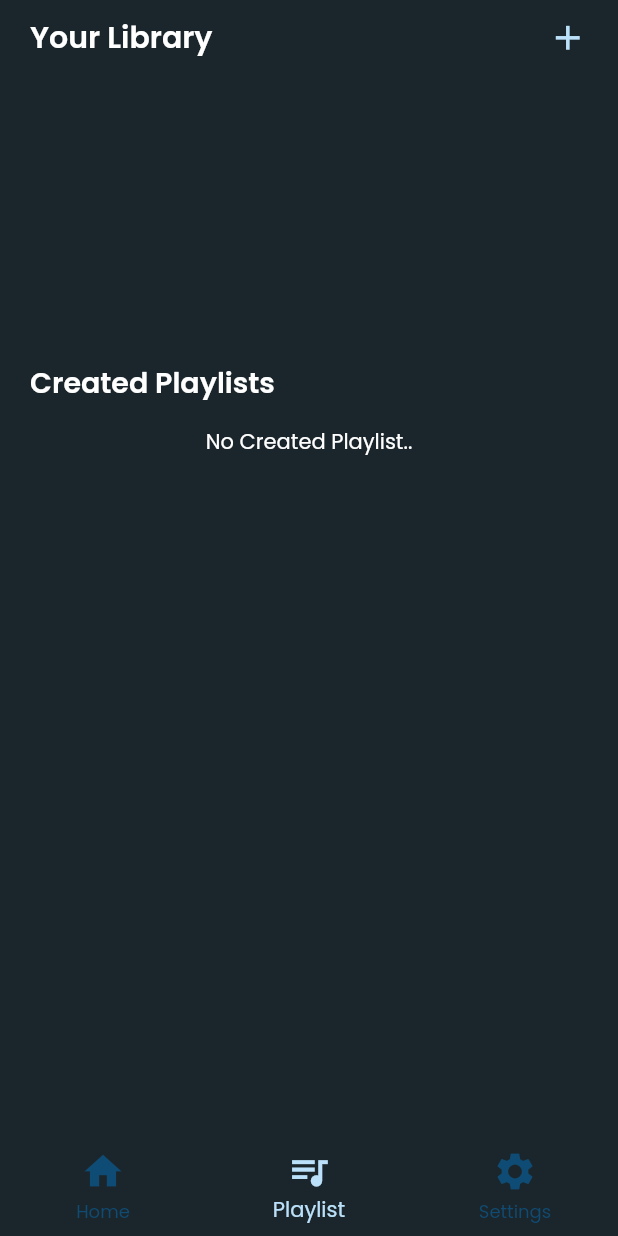
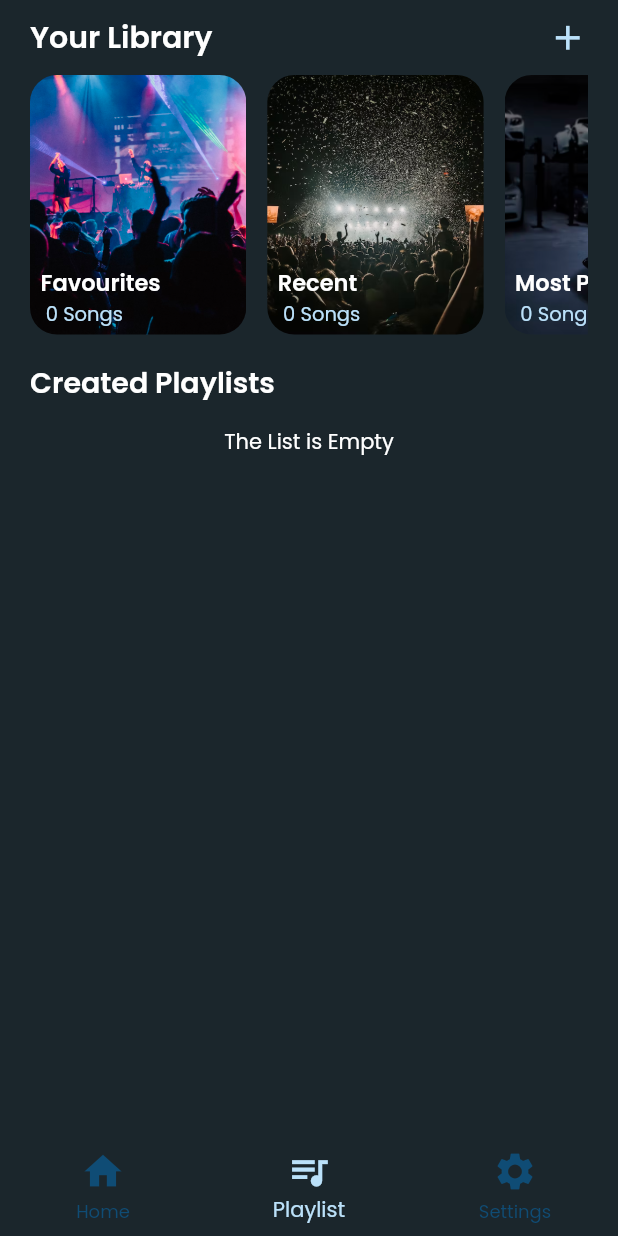
Before and after one commit to Akmal4410/Music-Player-Bloc, a Flutter app: the screen it shows after launch, item 2 of the bottom bar chosen, on a phone screen of 412 x 824 dp. Run offline on Flutter 3.47's test engine with Material 2 defaults, Android fonts, the phone set to English and light mode, and no system bars; our stand-ins replace assets_audio_player, audio_video_progress_bar, bloc, flutter_bloc, flutter_html, freezed_annotation and 6 more; accounts and stored records are empty.

Commit message:
user playlist finished

```diff
--- a/lib/presentations/alert_functions.dart
+++ b/lib/presentations/alert_functions.dart
@@ -229,6 +229,9 @@ showPlaylistDeleteAlert({required BuildContext context, required String key}) {
               onPressed: () async {
                 await playlistBox.delete(key);
                 Navigator.pop(ctx);
+                BlocProvider.of<ScreenCreatedPlaylistBloc>(context).add(
+                  const GetPlaylistListNames(),
+                );
               },
               child: const Text(
                 'OK',
--- a/lib/presentations/screens/screen_created_playlist/screen_created_playlist.dart
+++ b/lib/presentations/screens/screen_created_playlist/screen_created_playlist.dart
@@ -183,6 +183,10 @@ class ScreenCreatedPlaylist extends StatelessWidget {
                         ),
                       );
 
+                      BlocProvider.of<ScreenCreatedPlaylistBloc>(context).add(
+                        const GetPlaylistListNames(),
+                      );
+
                       Navigator.pop(context);
                     }
                   },
--- a/lib/presentations/screens/screen_favourite/screen_favourite.dart
+++ b/lib/presentations/screens/screen_favourite/screen_favourite.dart
@@ -92,8 +92,6 @@ class ScreenFavourites extends StatelessWidget {
   }
 
   showClearAlert({required BuildContext context, required String key}) {
-    final playlistBox = getPlaylistBox();
-
     return showDialog(
         context: context,
         builder: (ctx) {
@@ -126,9 +124,7 @@ class ScreenFavourites extends StatelessWidget {
               TextButton(
                 onPressed: () async {
                   List<Songs> dbSongs = songBox.values.toList().cast<Songs>();
-
                   await songBox.clear();
-
                   for (var item in dbSongs) {
                     Songs song = Songs(
                       id: item.id,
@@ -140,6 +136,12 @@ class ScreenFavourites extends StatelessWidget {
                     await songBox.put(song.id, song);
                   }
                   await playlistBox.put(playlistName, []);
+                  BlocProvider.of<FavRecentMostBloc>(context).add(
+                    const GetPlaylistLength(),
+                  );
+                  BlocProvider.of<FavRecentMostBloc>(context).add(
+                    const GetSongsList(),
+                  );
                   Navigator.pop(ctx);
                 },
                 child: const Text(
--- a/lib/presentations/screens/screen_home/screen_home.dart
+++ b/lib/presentations/screens/screen_home/screen_home.dart
@@ -96,8 +96,7 @@ class ScreenHome extends StatelessWidget {
                                 ? state.favSongListlength
                                 : (playlistName == 'Recent')
                                     ? state.recentListLength
-                                  : state.mostListLength,
-                        );
+                                    : state.mostListLength);
                       },
                     );
                   },
--- a/lib/presentations/screens/screen_playlist/screen_playlist.dart
+++ b/lib/presentations/screens/screen_playlist/screen_playlist.dart
@@ -1,5 +1,8 @@
 import 'package:flutter/material.dart';
+import 'package:flutter_bloc/flutter_bloc.dart';
 import 'package:hive_flutter/hive_flutter.dart';
+import 'package:music_player/application/fav_recent_most/fav_recent_most_bloc.dart';
+import 'package:music_player/application/screen_created_playlist/screen_created_playlist_bloc.dart';
 import 'package:music_player/domain/models/db_functions/db_function.dart';
 import 'package:music_player/domain/models/songs.dart';
 import 'package:music_player/presentations/alert_functions.dart';
@@ -9,12 +12,16 @@ import 'package:music_player/presentations/widgets/created_playlist.dart';
 import 'package:music_player/presentations/widgets/custom_playlist.dart';
 
 class ScreenPlaylist extends StatelessWidget {
+  Box<List> playlistBox = getPlaylistBox();
   ScreenPlaylist({super.key});
-
-  Box<List> playlistBox = getPlaylistBox();
 
   @override
   Widget build(BuildContext context) {
+    WidgetsBinding.instance.addPostFrameCallback((_) {
+      BlocProvider.of<ScreenCreatedPlaylistBloc>(context).add(
+        const GetPlaylistListNames(),
+      );
+    });
     final screenHeight = MediaQuery.of(context).size.height;
     return Column(
       crossAxisAlignment: CrossAxisAlignment.start,
@@ -48,22 +55,29 @@ class ScreenPlaylist extends StatelessWidget {
                 margin: const EdgeInsets.symmetric(vertical: 10.0),
                 height: screenHeight * 0.22,
                 width: double.infinity,
-                child: ListView(
-                  scrollDirection: Axis.horizontal,
-                  children: const [
-                    // CustomPlayList(
-                    //   playlistImage: 'assets/images/favourites.png',
-                    //   playlistName: 'Favourites',
-                    // ),
-                    // CustomPlayList(
-                    //   playlistImage: 'assets/images/recent.png',
-                    //   playlistName: 'Recent',
-                    // ),
-                    // CustomPlayList(
-                    //   playlistImage: 'assets/images/mostPlayed.png',
-                    //   playlistName: 'Most Played',
-                    // ),
-                  ],
+                child: BlocBuilder<FavRecentMostBloc, FavRecentMostState>(
+                  builder: (context, state) {
+                    return ListView(
+                      scrollDirection: Axis.horizontal,
+                      children: [
+                        CustomPlayList(
+                          playlistImage: 'assets/images/favourites.png',
+                          playlistName: 'Favourites',
+                          playlistSongLength: state.favSongListlength,
+                        ),
+                        CustomPlayList(
+                          playlistImage: 'assets/images/recent.png',
+                          playlistName: 'Recent',
+                          playlistSongLength: state.recentListLength,
+                        ),
+                        CustomPlayList(
+                          playlistImage: 'assets/images/mostPlayed.png',
+                          playlistName: 'Most Played',
+                          playlistSongLength: state.mostListLength,
+                        ),
+                      ],
+                    );
+                  },
                 ),
               ),
               const Text(
@@ -74,19 +88,18 @@ class ScreenPlaylist extends StatelessWidget {
                 ),
               ),
               const SizedBox(height: 15),
-              ValueListenableBuilder(
-                valueListenable: playlistBox.listenable(),
-                builder: (context, value, child) {
-                  List keys = playlistBox.keys.toList();
-                  keys.removeWhere((key) => key == 'Favourites');
-                  keys.removeWhere((key) => key == 'Recent');
-                  keys.removeWhere((key) => key == 'Most Played');
-                  return (keys.isEmpty)
+              BlocBuilder<ScreenCreatedPlaylistBloc,
+                  ScreenCreatedPlaylistState>(
+                builder: (context, state) {
+                  BlocProvider.of<ScreenCreatedPlaylistBloc>(context).add(
+                    const GetPlaylistListNames(),
+                  );
+                  return state.playlistListNames.isEmpty
                       ? const Center(
-                          child: Text('No Created Playlist..'),
+                          child: Text('The List is Empty'),
                         )
                       : GridView.builder(
-                          itemCount: keys.length,
+                          itemCount: state.playlistListNames.length,
                           shrinkWrap: true,
                           physics: const ScrollPhysics(),
                           gridDelegate:
@@ -97,7 +110,8 @@ class ScreenPlaylist extends StatelessWidget {
                             childAspectRatio: 1.25,
                           ),
                           itemBuilder: (context, index) {
-                            final String playlistName = keys[index];
+                            final String playlistName =
+                                state.playlistListNames[index];
 
                             final List<Songs> songList = playlistBox
                                 .get(playlistName)!
```
Lines whose indentation alone changed are shown as unchanged.
